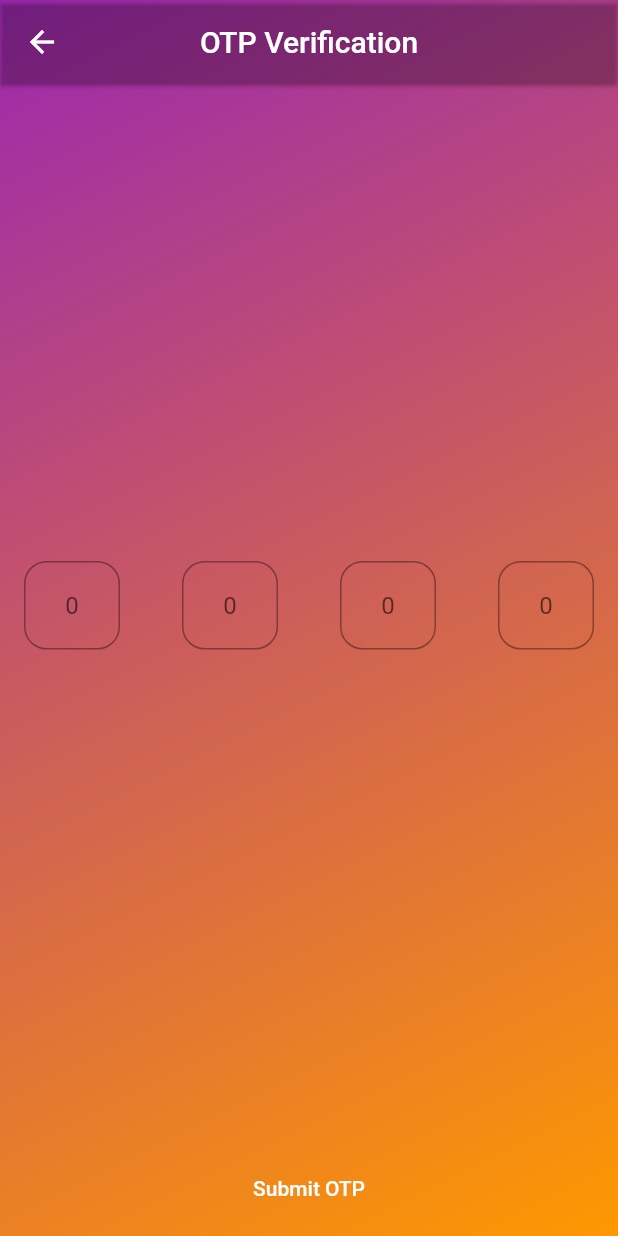
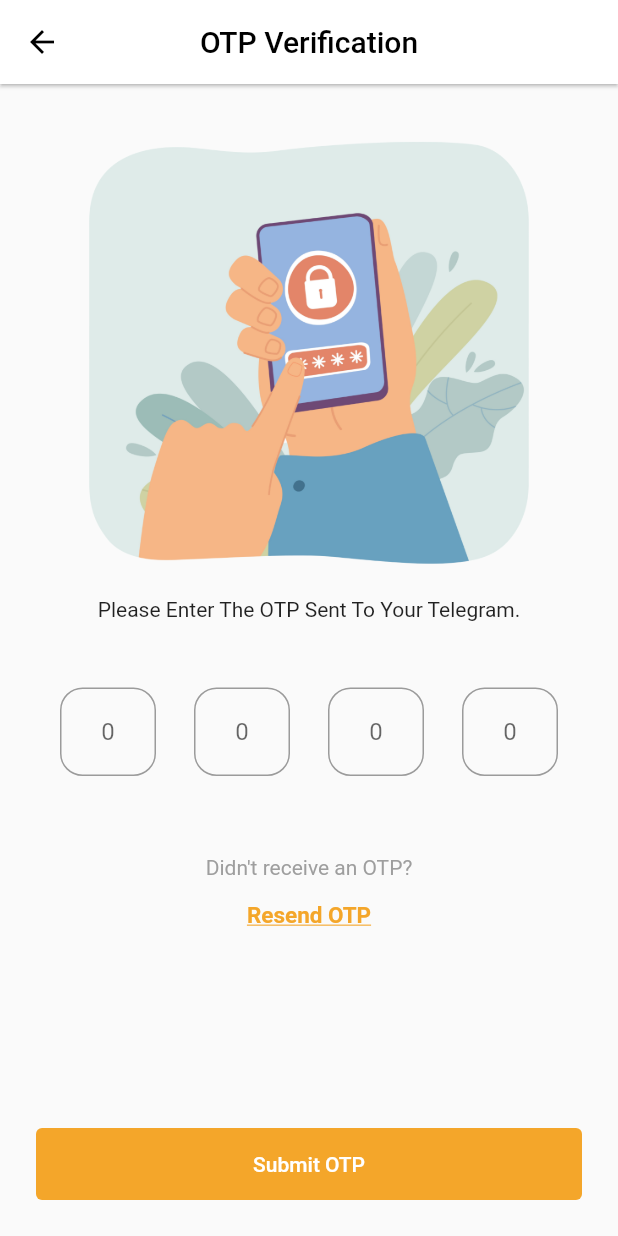
Before and after one commit to daydream410/v2rp, a Flutter app: the OtpScreen2 screen opened directly, on a phone screen of 412 x 824 dp. Run offline on Flutter 3.47's test engine with Material 2 defaults, Android fonts, the phone set to English and light mode, and no system bars; our stand-ins replace animated_splash_screen, cached_network_image, curved_navigation_bar, flutter_slidable, get, hexcolor and 4 more; missing offline and left inert: mobile_scanner; accounts and stored records are empty; network calls fail.

Commit message:
update ui

```diff
--- a/lib/FE/OTP/otp2.dart
+++ b/lib/FE/OTP/otp2.dart
@@ -2,7 +2,8 @@ import 'dart:math';
 
 import 'package:flutter/material.dart';
 import 'package:flutter/services.dart';
-// import 'package:hexcolor/hexcolor.dart';
+import 'package:get/get.dart';
+import 'package:hexcolor/hexcolor.dart';
 
 import '../navbar/navbar.dart';
 
@@ -21,7 +22,7 @@ class _OtpScreen2State extends State<OtpScreen2> {
         showDialog(
           context: context,
           builder: (context) => AlertDialog(
-            title: const Text('Are u sure?'),
+            title: const Text('Are You sure?'),
             content: const Text('Do you want to exit the App?'),
             actions: [
               TextButton(
@@ -37,19 +38,12 @@ class _OtpScreen2State extends State<OtpScreen2> {
         );
         throw (e);
       },
-      child: Container(
-        decoration: const BoxDecoration(
-            gradient: LinearGradient(
-                begin: Alignment.topLeft,
-                end: Alignment.bottomRight,
-                colors: [Colors.purple, Colors.orange])),
       child: Scaffold(
-          backgroundColor: Colors.transparent,
         appBar: AppBar(
           title: const Text("OTP Verification"),
           centerTitle: true,
-            backgroundColor: Colors.transparent,
-            foregroundColor: Colors.white,
+          backgroundColor: Colors.white,
+          foregroundColor: Colors.black,
           elevation: 1,
           leading: IconButton(
             icon: const Icon(Icons.arrow_back),
@@ -61,11 +55,20 @@ class _OtpScreen2State extends State<OtpScreen2> {
             },
           ),
         ),
-          body: SafeArea(
+        body: SingleChildScrollView(
+          child: SafeArea(
             child: Padding(
               padding: const EdgeInsets.all(16.0),
               child: Form(
-                child: Center(
+                child: Column(
+                  children: [
+                    Image.asset('images/otp1.png'),
+                    const Text("Please Enter The OTP Sent To Your Telegram."),
+                    const SizedBox(
+                      height: 20,
+                    ),
+                    Padding(
+                      padding: const EdgeInsets.all(24.0),
                       child: Row(
                         mainAxisAlignment: MainAxisAlignment.spaceBetween,
                         children: [
@@ -164,28 +167,44 @@ class _OtpScreen2State extends State<OtpScreen2> {
                         ],
                       ),
                     ),
+                    const SizedBox(
+                      height: 20,
+                    ),
+                    const Text(
+                      "Didn't receive an OTP?",
+                      style: TextStyle(color: Colors.grey),
+                    ),
+                    TextButton(
+                      child: Text(
+                        "Resend OTP",
+                        style: TextStyle(
+                          fontWeight: FontWeight.bold,
+                          color: HexColor("#F4A62A"),
+                          fontSize: 15,
+                          decoration: TextDecoration.underline,
+                        ),
+                      ),
+                      onPressed: () {},
+                    ),
+                  ],
+                ),
+              ),
             ),
           ),
         ),
         bottomNavigationBar: Padding(
-            padding: const EdgeInsets.all(8.0),
+          padding: const EdgeInsets.all(24.0),
           child: TextButton(
             child: const Padding(
               padding: EdgeInsets.all(8.0),
               child: Text('Submit OTP'),
             ),
             onPressed: () async {
-                // Navigator.pushReplacement(
-                //   context,
-                //   MaterialPageRoute(
-                //     builder: (contepotatoxt) => const GoodsReceive3(),
-                //   ),
-                // );
+              Get.to(const Navbar());
             },
             style: TextButton.styleFrom(
               primary: Colors.white,
-                backgroundColor: Colors.transparent,
-              ),
+              backgroundColor: HexColor("#F4A62A"),
             ),
           ),
         ),
--- a/lib/FE/mainScreen/home_screen.dart
+++ b/lib/FE/mainScreen/home_screen.dart
@@ -7,6 +7,8 @@ import 'package:flutter/services.dart';
 import 'package:get/get.dart';
 import 'package:hexcolor/hexcolor.dart';
 import 'package:v2rp1/FE/FA/fixasset2.dart';
+import 'package:v2rp1/FE/OTP/otp.dart';
+import 'package:v2rp1/FE/OTP/otp2.dart';
 // import 'package:v2rp1/FE/GR/goods_receive.dart';
 // import 'package:v2rp1/FE/IT/internal_transfer.dart';
 // import 'package:v2rp1/FE/MU/scan_mu.dart';
@@ -155,7 +157,8 @@ class HomeScreen extends StatelessWidget {
                                       splashColor: Colors.black38,
                                       onTap: () async {
                                         // Get.to(ScanWh());
-                                        Get.to(MaintenanceScreen());
+                                        // Get.to(MaintenanceScreen());
+                                        Get.to(OtpScreen2());
                                       },
                                     ),
                                   ),
```
Also changed, not shown: lib/FE/OTP/otp.dart (+136 -132 lines), images/otp1.png (added). Lines whose indentation alone changed are shown as unchanged.
